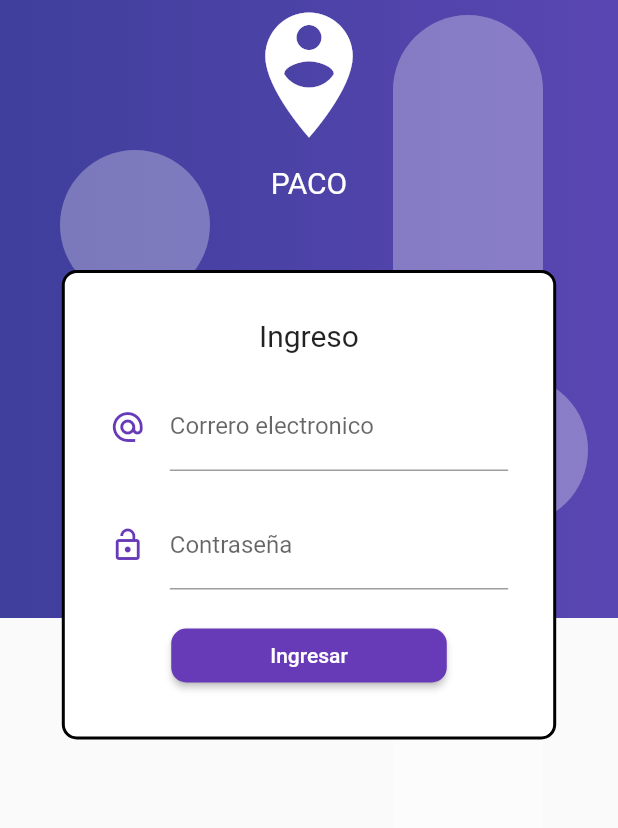
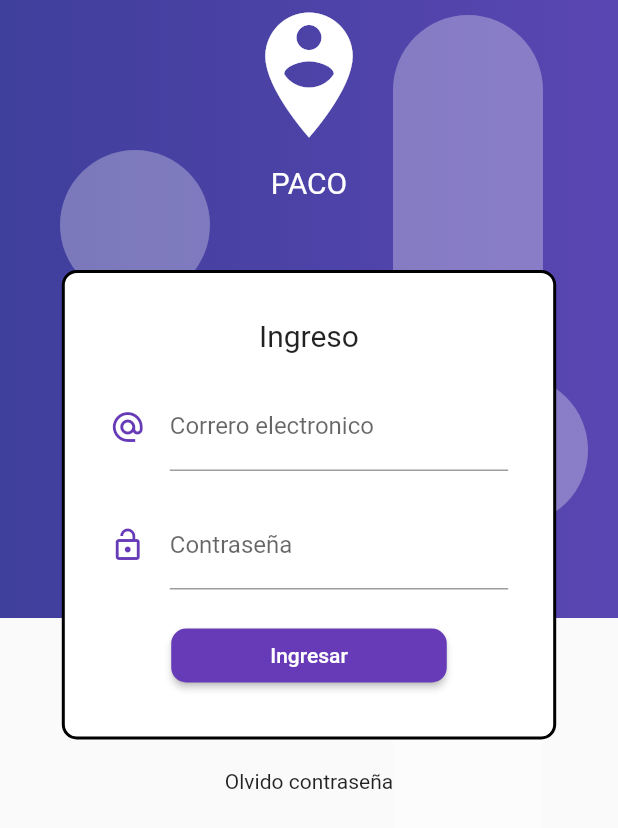
Before and after one commit to PACOdergod/login_crud, a Flutter app: the screen it shows after launch, on a phone screen of 412 x 824 dp. Shown: the top 828 px of the screen. Run offline on Flutter 3.47's test engine with Material 2 defaults, Android fonts, the phone set to English and light mode, and no system bars.

Commit message:
REALIZED: Pantalla de login maquetada, TODO: falta agregar la funcionalidad de cada campo

```diff
--- a/lib/src/pages/Login_page.dart
+++ b/lib/src/pages/Login_page.dart
@@ -46,7 +46,10 @@ Widget _loginForm(Size size) {
             SizedBox(height: 20.0),
             _loginBoton()
           ]),
-        )
+        ),
+        SizedBox(height: 20.0),
+        Text('Olvido contraseña'),
+        SizedBox(height: 50.0)
       ],
     ),
   );
```
